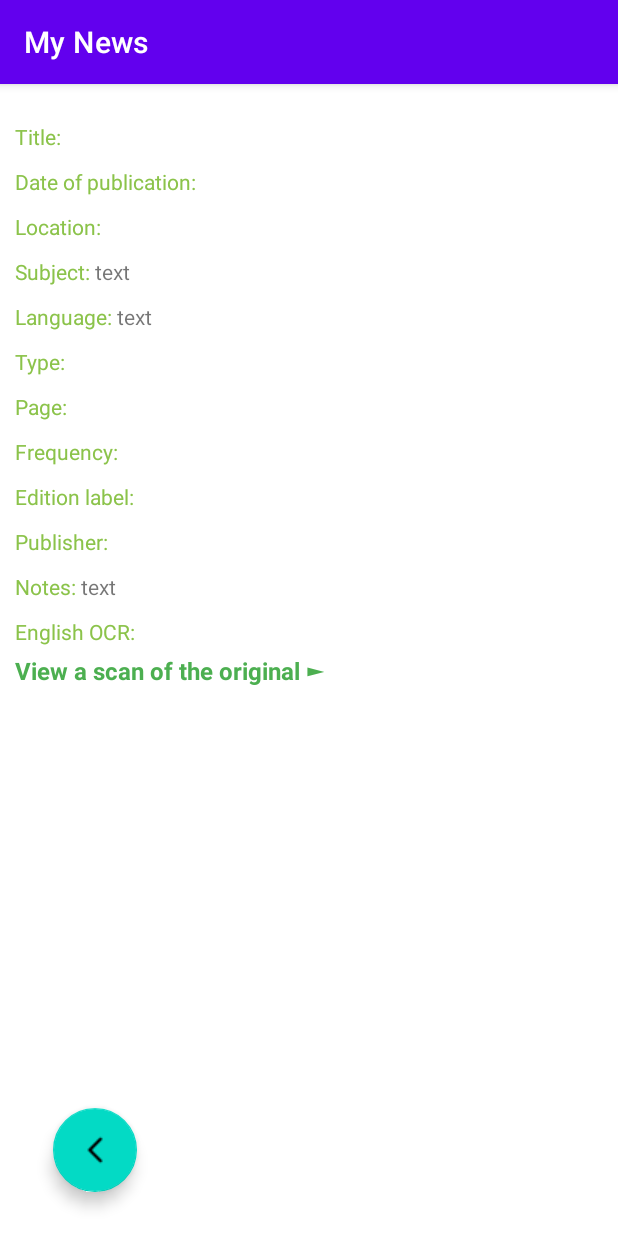
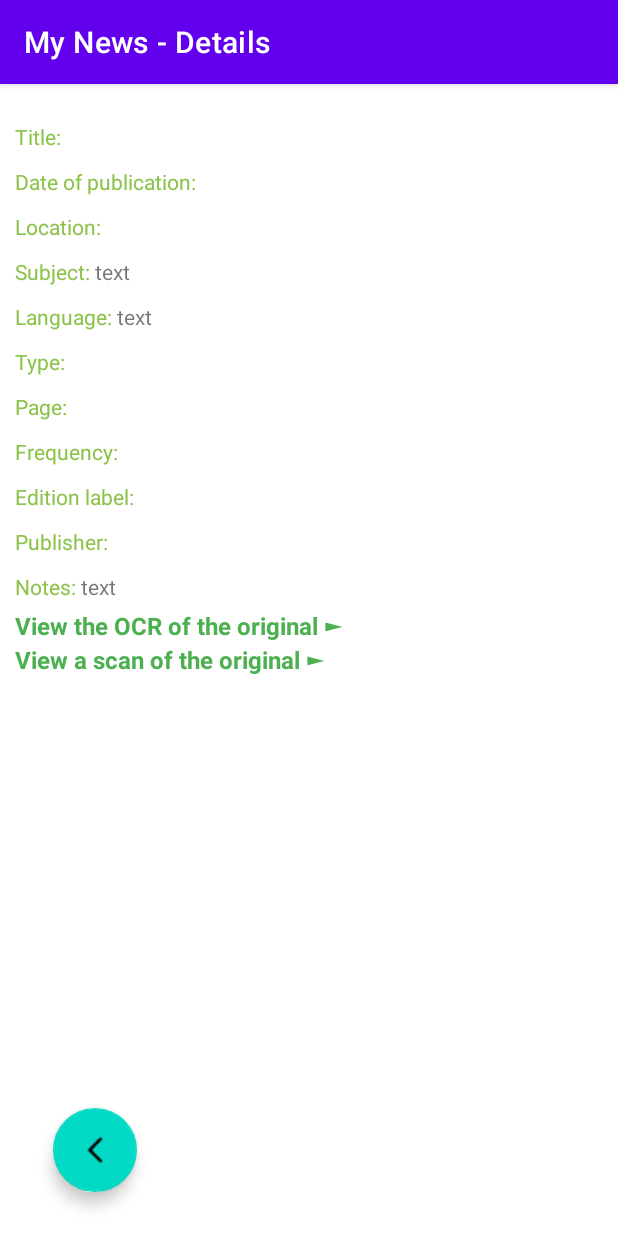
Before and after one commit to MigP/dev_2023_01, an Android app: the ArticleActivity screen opened directly, with no data from a screen before it, on a phone screen of 412 x 824 dp. Run offline under Robolectric (Android 15) with nearby library versions, the phone set to English and light mode, and no system bars; 3 statements that could not run were skipped.

Commit message:
Created an activity for showing details of the original

```diff
--- a/app/src/main/java/bf/be/android/newsapptest/view/ArticleActivity.kt
+++ b/app/src/main/java/bf/be/android/newsapptest/view/ArticleActivity.kt
@@ -1,7 +1,9 @@
 package bf.be.android.newsapptest.view
 
+import android.content.Intent
 import androidx.appcompat.app.AppCompatActivity
 import android.os.Bundle
+import android.widget.Button
 import bf.be.android.newsapptest.databinding.ActivityArticleBinding
 import com.google.android.material.floatingactionbutton.FloatingActionButton
 
@@ -12,7 +14,7 @@ class ArticleActivity : AppCompatActivity() {
         super.onCreate(savedInstanceState)
         binding = ActivityArticleBinding.inflate(layoutInflater)
         setContentView(binding.root)
-        setTitle("My News")
+        setTitle("My News - Details")
 
         populateList()
 
@@ -45,10 +47,28 @@ class ArticleActivity : AppCompatActivity() {
         item_publisher.text = intent.getStringExtra("PUBLISHER")
         val item_note = binding.itemNotes
         item_note.text = intent.getSerializableExtra("NOTE").toString()
-        val item_ocr_eng = binding.itemOcr
-        item_ocr_eng.text = intent.getStringExtra("OCR_ENG")
 
-        //TODO Also get pdf (original scan) from json response on the item_url request
-        //TODO Instead of displaying the Ocr add a link to it like on the pdf
+        val item_ocr_engLink = binding.itemOcrLink
+        item_ocr_engLink.setOnClickListener {
+            if (intent.getStringExtra("OCR_ENG")!!.isNotEmpty()) {
+                val originalDetailsIntent = Intent(this, OriginalArticleActivity::class.java)
+                originalDetailsIntent.putExtra("TYPE", "ocr")
+                originalDetailsIntent.putExtra("OCR_ENG", intent.getStringExtra("OCR_ENG"))
+                startActivity(originalDetailsIntent)
+            }
+        }
+
+        val item_pdfLink = binding.itemPdfLink
+        item_pdfLink.setOnClickListener {
+            if (intent.getStringExtra("URL")!!.isNotEmpty()) {
+                val originalDetailsIntent = Intent(this, OriginalArticleActivity::class.java)
+                originalDetailsIntent.putExtra("TYPE", "pdf")
+                originalDetailsIntent.putExtra(
+                    "URL",
+                    intent.getStringExtra("URL")?.replace(".json", ".pdf")
+                )
+                startActivity(originalDetailsIntent)
+            }
+        }
     }
 }
--- a/app/src/main/res/layout/activity_article.xml
+++ b/app/src/main/res/layout/activity_article.xml
@@ -243,25 +243,17 @@
                     android:text="text" />
             </LinearLayout>
 
-            <LinearLayout
-                android:layout_width="match_parent"
-                android:layout_height="match_parent"
-                android:orientation="horizontal"
-                android:paddingVertical="5dp">
-
-                <TextView
-                    android:id="@+id/ocr"
-                    android:layout_width="wrap_content"
-                    android:layout_height="wrap_content"
-                    android:text="English OCR: "
-                    android:textColor="#8BC34A" />
-
-                <TextView
-                    android:id="@+id/itemOcr"
-                    android:layout_width="wrap_content"
-                    android:layout_height="wrap_content"
-                    android:text="text" />
-            </LinearLayout>
+            <TextView
+                android:id="@+id/itemOcrLink"
+                android:layout_width="wrap_content"
+                android:layout_height="wrap_content"
+                android:text="View the OCR of the original ►"
+                android:textColor="#4CAF50"
+                android:textSize="16sp"
+                android:textStyle="bold"
+                android:clickable="true"
+                app:layout_constraintStart_toStartOf="@+id/notes"
+                app:layout_constraintTop_toBottomOf="@+id/notes" />
 
             <TextView
                 android:id="@+id/itemPdfLink"
@@ -271,8 +263,9 @@
                 android:textColor="#4CAF50"
                 android:textSize="16sp"
                 android:textStyle="bold"
-                app:layout_constraintStart_toStartOf="@+id/itemOcr"
-                app:layout_constraintTop_toBottomOf="@+id/itemOcr" />
+                android:clickable="true"
+                app:layout_constraintStart_toStartOf="@+id/itemOcrLink"
+                app:layout_constraintTop_toBottomOf="@+id/itemOcrLink" />
 
         </LinearLayout>
     </ScrollView>
```
Also changed, not shown: app/src/main/AndroidManifest.xml (+11 -7 lines), app/src/main/java/bf/be/android/newsapptest/view/OriginalArticleActivity.kt (added, +39 -0 lines), app/src/main/res/layout/activity_original_article.xml (added, +50 -0 lines), app/src/main/java/bf/be/android/newsapptest/view/NewsListActivity.kt (line endings or trailing spaces).
